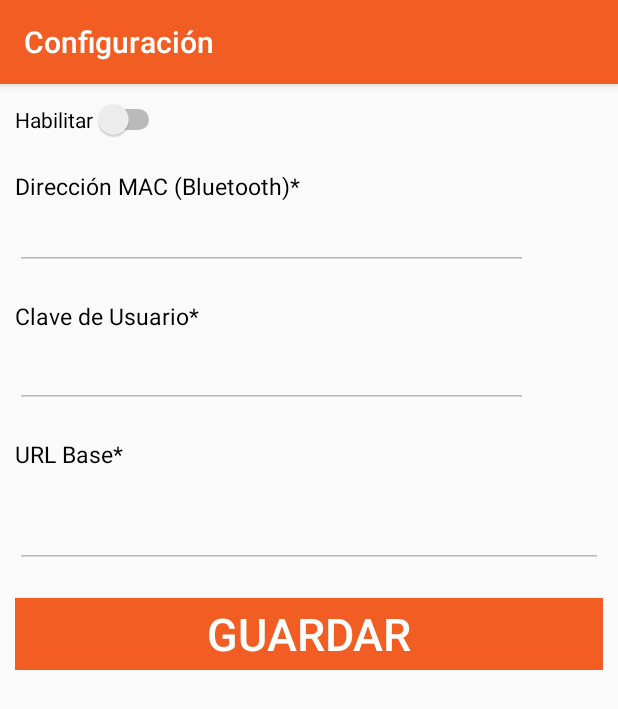
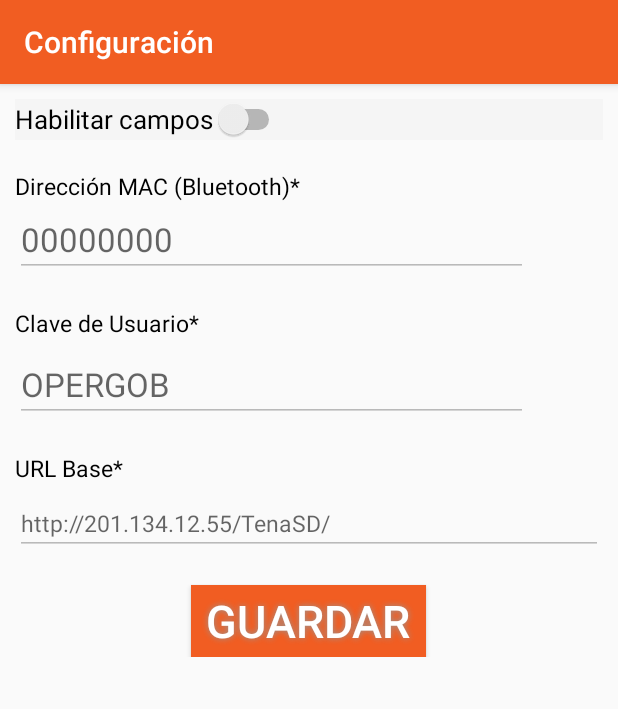
Before and after one commit to adanch22/OperGOBImpresora, an Android app: the OptionsActivity screen opened directly, with no data from a screen before it, on a phone screen of 412 x 824 dp. Shown: the top 709 px of the screen. Run offline under Robolectric (Android 15) with nearby library versions, the phone set to English and light mode, and no system bars.

Commit message:
OperGoBImpresora 1.0.0.11 Escritorio

```diff
--- a/app/src/main/res/layout/activity_options.xml
+++ b/app/src/main/res/layout/activity_options.xml
@@ -36,48 +36,22 @@
             <LinearLayout
                 android:layout_width="match_parent"
                 android:layout_height="wrap_content"
+                android:background="@color/colorgray100">
+                <Switch
+                    android:id="@+id/switch1"
+                    android:layout_width="wrap_content"
+                    android:layout_height="wrap_content"
+                    android:text="Habilitar campos"
+                    android:textSize="17dp"
+                    android:textColor="@color/colorBlack"
+                    android:onClick="Onclick"/>
+            </LinearLayout>
+            <LinearLayout
+                android:layout_width="match_parent"
+                android:layout_height="wrap_content"
                 android:orientation="vertical">
 
-<!--                <TextView
-                    android:layout_width="match_parent"
-                    android:layout_height="wrap_content"
-                    android:text="Seleccione para editar">
-
-                </TextView>-->
-                <!--<RadioGroup
-                    android:layout_width="fill_parent"
-                    android:layout_height="wrap_content"
-                    android:id="@+id/radioGroup2"
-                    android:layout_below="@id/statusText"
-                    android:layout_marginTop="5dp"
-                    android:layout_gravity="center_horizontal"
-                    android:gravity="left"
-                    android:orientation="horizontal">
-                    <RadioButton
-                        android:id="@+id/Disabled"
-                        android:layout_height="wrap_content"
-                        android:layout_width="wrap_content"
-                        android:textSize="14dp"
-                        android:text="Bloqueado" />
-                    <RadioButton
-                        android:id="@+id/Enabled"
-                        android:layout_height="wrap_content"
-                        android:layout_width="wrap_content"
-                        android:textSize="14dp"
-                        android:text="Editar confgiuración" />
-
-                </RadioGroup>-->
-
-
-
             </LinearLayout>
-
-            <Switch
-                android:id="@+id/switch1"
-                android:layout_width="wrap_content"
-                android:layout_height="wrap_content"
-                android:text="Habilitar"
-                android:onClick="Onclick"/>
             <TextView
                 android:id="@+id/macAddressText"
                 android:layout_width="match_parent"
@@ -91,9 +65,11 @@
                 android:id="@+id/InMac"
                 android:layout_width="fill_parent"
                 android:layout_height="wrap_content"
+                android:layout_marginRight="50dp"
                 android:enabled="true"
-                android:layout_marginRight="50dp"
-                android:inputType="textNoSuggestions|text" />
+                android:hint="00000000"
+                android:inputType="text"
+                android:textAppearance="@style/TextAppearance.AppCompat.Large" />
 
             <TextView
                 android:id="@+id/UsuarioText"
@@ -106,15 +82,18 @@
 
             <EditText
                 android:id="@+id/InUsuario"
-                android:layout_marginTop="5dp"
-                android:layout_marginLeft="0dp"
-                android:layout_marginRight="50dp"
-                android:tooltipText="Clave de Usuario"
-                android:textColor="@color/cardview_dark_background"
                 android:layout_width="match_parent"
                 android:layout_height="wrap_content"
+                android:layout_marginLeft="0dp"
+                android:layout_marginTop="5dp"
+                android:layout_marginRight="50dp"
+                android:enabled="true"
+                android:hint="OPERGOB"
+                android:inputType="text"
                 android:lines="1"
-                />
+                android:textAppearance="@style/TextAppearance.AppCompat.Large"
+                android:textColor="@color/cardview_dark_background"
+                android:tooltipText="Clave de Usuario" />
 
           <!--  <TextView
                 android:layout_width="match_parent"
@@ -156,31 +135,44 @@
                 android:layout_height="wrap_content"
                 android:layout_marginTop="20dp"
                 android:textSize="15dp"
+                android:enabled="true"
                 android:textColor="@color/colorBlack"
                 android:text="URL Base*" />
 
             <EditText
+                android:id="@+id/InURL"
+                android:layout_width="match_parent"
+                android:layout_height="wrap_content"
+                android:layout_marginLeft="0dp"
                 android:layout_marginTop="5dp"
-                android:layout_marginLeft="0dp"
                 android:layout_marginRight="0dp"
-                android:tooltipText="URL Base*"
+                android:hint="http://201.134.12.55/TenaSD/"
+                android:inputType="text"
+                android:lines="2"
+                android:textAppearance="@style/TextAppearance.AppCompat.Large"
                 android:textColor="@color/cardview_dark_background"
                 android:textSize="15dp"
-                android:layout_width="match_parent"
-                android:layout_height="wrap_content"
-                android:id="@+id/InURL"
-                android:lines="2"
-                />
+                android:textStyle="normal"
+                android:tooltipText="Escriba la URL donde está instalado el Módulo*" />
+
             <Button
                 android:id="@+id/InGuardar"
-                android:layout_width="match_parent"
+                style="@style/Widget.AppCompat.Button.Colored"
+                android:layout_width="wrap_content"
                 android:layout_height="wrap_content"
+                android:layout_gravity="center_horizontal"
                 android:layout_marginTop="20dp"
-                android:layout_gravity="center_horizontal"
+                android:background="@drawable/btnanimation"
+                android:paddingStart="10dip"
+                android:paddingLeft="10dip"
+                android:paddingEnd="10dip"
+                android:paddingRight="10dip"
+                android:selectAllOnFocus="false"
+                android:shadowColor="#979797"
+                android:shadowRadius="5"
+                android:text="Guardar"
                 android:textColor="@color/colorWhite"
-                android:background="@drawable/btnanimation"
-                android:textSize="30dp"
-                android:text="Guardar"/>
+                android:textSize="30dp" />
 
            <!-- <TextView
                 android:layout_width="match_parent"
```
